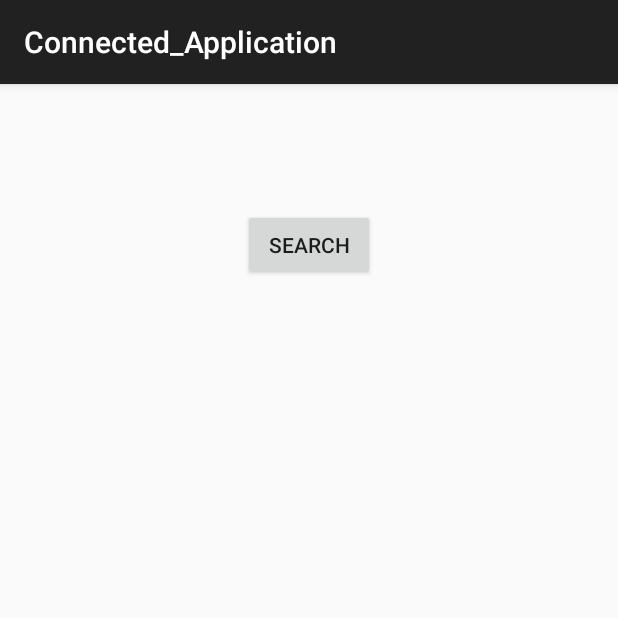
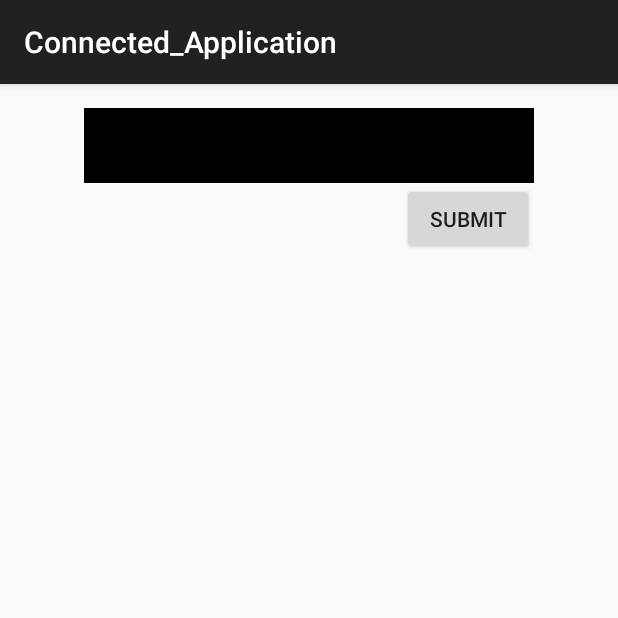
Before and after one commit to Kristie-Syda/Java-1, an Android app: the screen it shows after launch (MainActivity), on a phone screen of 412 x 824 dp, the top half of it. Run offline under Robolectric (Android 15) with nearby library versions, the phone set to English and light mode, and no system bars.

Commit message:
created search box and halfway custom object

```diff
--- a/Connected_Application/app/src/main/res/layout/activity_main.xml
+++ b/Connected_Application/app/src/main/res/layout/activity_main.xml
@@ -5,13 +5,30 @@
     android:paddingTop="@dimen/activity_vertical_margin"
     android:paddingBottom="@dimen/activity_vertical_margin" tools:context=".MainActivity">
 
+    <EditText
+        android:layout_width="300dp"
+        android:layout_height="50dp"
+        android:id="@+id/mainText"
+        android:layout_alignParentTop="true"
+        android:layout_centerHorizontal="true"
+        android:background="#000000"
+        android:textColor="#ffffff"/>
 
     <Button
         android:layout_width="wrap_content"
         android:layout_height="wrap_content"
-        android:text="Search"
+        android:text="@string/submint"
         android:id="@+id/button"
-        android:layout_alignParentTop="true"
-        android:layout_centerHorizontal="true"
-        android:layout_marginTop="67dp" />
+        android:layout_below="@+id/mainText"
+        android:layout_alignRight="@+id/mainText"
+        android:layout_alignEnd="@+id/mainText" />
+
+    <ListView
+        android:layout_width="match_parent"
+        android:layout_height="300dp"
+        android:layout_alignParentLeft="true"
+        android:layout_alignParentStart="true"
+        android:layout_below="@+id/button"
+        android:layout_alignParentBottom="true">
+        </ListView>
 </RelativeLayout>
--- a/Connected_Application/app/src/main/res/values/strings.xml
+++ b/Connected_Application/app/src/main/res/values/strings.xml
@@ -3,4 +3,6 @@
 
     <string name="hello_world">Hello world!</string>
     <string name="action_settings">Settings</string>
+    <string name="submint">Submit</string>
+
 </resources>
```
Also changed, not shown: Connected_Application/app/src/main/java/com/kristiesyda/connected_application/MainActivity.java (+12 -11 lines), Connected_Application/app/src/main/java/com/kristiesyda/connected_application/movie.java (added, +40 -0 lines).
